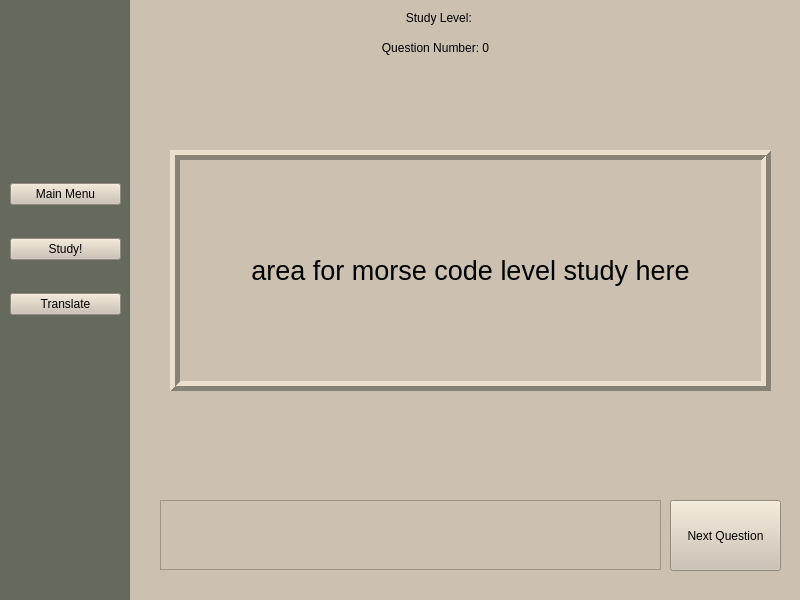
University-of-Utah-CS3505/a9-an-educational-app-BrittonJordan, file mainmenu.ui: the form before one commit.
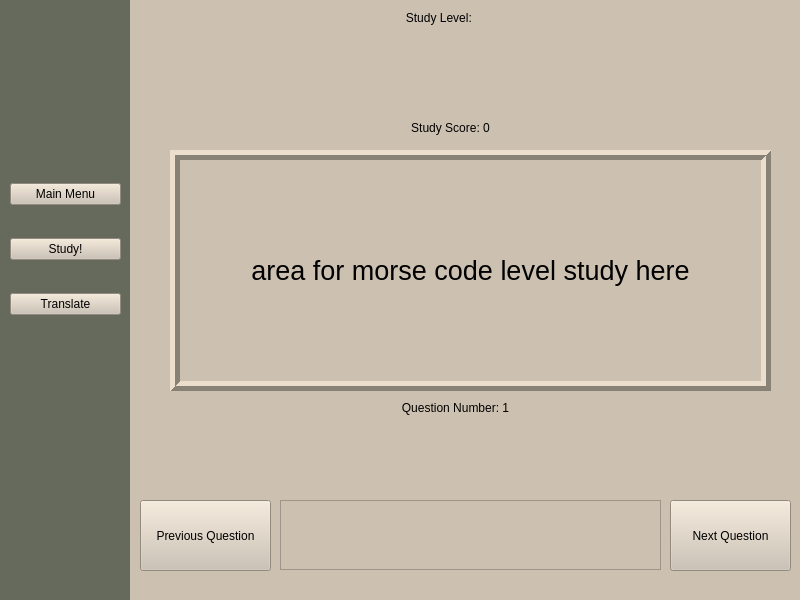
The form after the commit.

Commit message: Added previous button, score & question counter

What changed in the file:
```diff
--- a/mainmenu.ui
+++ b/mainmenu.ui
@@ -158,9 +158,9 @@
      <widget class="QTextEdit" name="userInput">
       <property name="geometry">
        <rect>
-        <x>30</x>
+        <x>150</x>
         <y>500</y>
-        <width>501</width>
+        <width>381</width>
         <height>70</height>
        </rect>
       </property>
@@ -200,7 +200,7 @@
        <rect>
         <x>540</x>
         <y>500</y>
-        <width>111</width>
+        <width>121</width>
         <height>71</height>
        </rect>
       </property>
@@ -211,19 +211,48 @@
      <widget class="QLabel" name="label_2">
       <property name="geometry">
        <rect>
-        <x>210</x>
-        <y>40</y>
+        <x>230</x>
+        <y>400</y>
         <width>191</width>
         <height>16</height>
        </rect>
       </property>
       <property name="text">
-       <string>Question Number: 0</string>
+       <string>Question Number: 1</string>
       </property>
       <property name="alignment">
        <set>Qt::AlignCenter</set>
       </property>
      </widget>
+     <widget class="QLabel" name="scoreNumber">
+      <property name="geometry">
+       <rect>
+        <x>240</x>
+        <y>120</y>
+        <width>161</width>
+        <height>16</height>
+       </rect>
+      </property>
+      <property name="text">
+       <string>Study Score: 0</string>
+      </property>
+      <property name="alignment">
+       <set>Qt::AlignCenter</set>
+      </property>
+     </widget>
+     <widget class="QPushButton" name="previousQuestionButton">
+      <property name="geometry">
+       <rect>
+        <x>10</x>
+        <y>500</y>
+        <width>131</width>
+        <height>71</height>
+       </rect>
+      </property>
+      <property name="text">
+       <string>Previous Question</string>
+      </property>
+     </widget>
     </widget>
     <widget class="QWidget" name="translateMenu">
      <widget class="QLabel" name="label">
```
Left out of the diff: 2 changed lines with no effect on the pictures. The commit also changes 4 other files.
